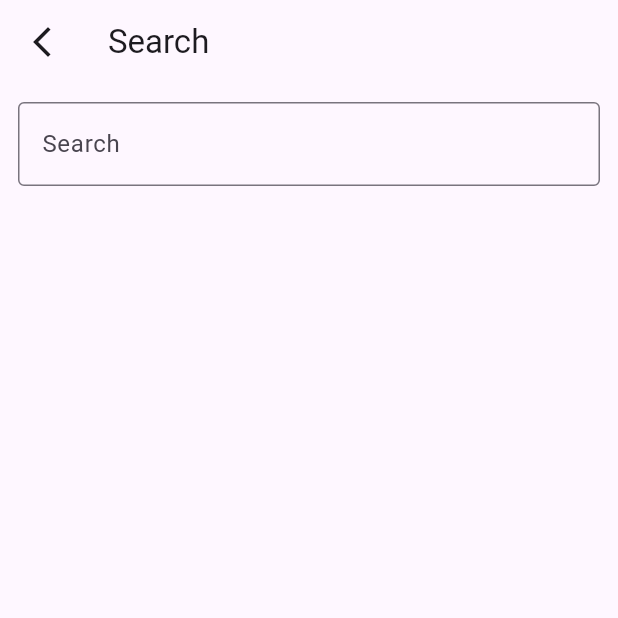
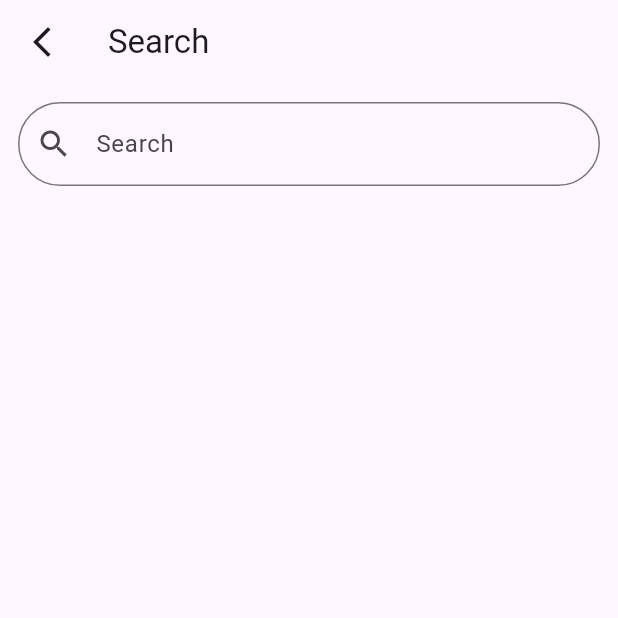
Before and after one commit to Vedpatel28/quotes_app, a Flutter app: the screen it shows after launch, after a tap on the "search" icon, on a phone screen of 412 x 824 dp, the top half of it. Run offline on Flutter 3.47's test engine with Material 2 defaults, Android fonts, the phone set to English and light mode, and no system bars; our stand-ins replace animated_splash_screen, get, get_storage, google_fonts, sqflite; missing offline and left inert: share_extend; accounts and stored records are empty; network calls fail; Roboto replaces fonts that are missing (Federo).

Commit message:
| VP | 07/09/2023 | Changes Completed...

```diff
--- a/lib/helper/api_helper_class.dart
+++ b/lib/helper/api_helper_class.dart
@@ -1,6 +1,7 @@
 // ignore_for_file: depend_on_referenced_packages
 
 import 'dart:convert';
+import 'dart:developer';
 import 'package:get/get.dart';
 import 'package:http/http.dart' as http;
 import 'package:quotes_app/controller/api_controller.dart';
@@ -21,7 +22,11 @@ class ApiHelper {
     http.Response res = await http.get(Uri.parse(api),
         headers: {'x-Api-Key': 'DjwHGf1zjhpHli2jwHHMuA==Z5kZFPiDVsrURbCx'});
 
+
+      log("Response : ${res.statusCode}");
+
     if (res.statusCode == 200) {
+      log("$res");
       List quotes = jsonDecode(res.body);
       allQuotes = quotes.map((e) => ApiModal.fromApi(data: e)).toList();
       return allQuotes;
--- a/lib/views/screens/home_page.dart
+++ b/lib/views/screens/home_page.dart
@@ -22,9 +22,7 @@ class HomePage extends StatefulWidget {
 class _HomePageState extends State<HomePage> with TickerProviderStateMixin {
   ApiController apiController = Get.put(ApiController());
 
-  final FavoritesController _favoritesController = Get.put(
-    FavoritesController(),
-  );
+  final FavoritesController _favoritesController = Get.put(FavoritesController(),);
 
   final QuotesController _quotesController = Get.put(QuotesController());
 
@@ -59,9 +57,18 @@ class _HomePageState extends State<HomePage> with TickerProviderStateMixin {
       extendBodyBehindAppBar: true,
       appBar: AppBar(
         backgroundColor: Colors.transparent,
-        centerTitle: true,
+        title: Hero(
+          tag: 'E',
+          transitionOnUserGestures: true,
+          child: Text(
+            "MOTIVATION",
+            style: GoogleFonts.federo(),
+          ),
+        ),
         actions: [
-          IconButton(
+          Hero(
+            tag: 's',
+            child: IconButton(
               onPressed: () {
                 Get.toNamed('/SearchPage');
               },
@@ -69,13 +76,17 @@ class _HomePageState extends State<HomePage> with TickerProviderStateMixin {
                 Icons.search,
               ),
             ),
-          IconButton(
+          ),
+          Hero(
+            tag: 'f',
+            child: IconButton(
               onPressed: () {
                 _favoritesController.getAllFavoritesQuotes;
                 Get.toNamed('/FavoritesPage');
               },
               icon: const Icon(
                 Icons.favorite_border_outlined,
+              ),
             ),
           ),
         ],
@@ -85,27 +96,9 @@ class _HomePageState extends State<HomePage> with TickerProviderStateMixin {
         child: Stack(
           children: [
             Transform.translate(
-              offset: const Offset(150, 0),
+              offset: const Offset(0, 110),
               child: AlignTransition(
                 alignment: position,
-                child: AnimatedContainer(
-                  height: 180,
-                  width: 200,
-                  curve: Curves.easeInOutQuad,
-                  duration: const Duration(seconds: 1),
-                  decoration: const BoxDecoration(
-                    // color: const Color(0xFF414C6B),
-                    image: DecorationImage(
-                      image: AssetImage("assets/bg_gif_image/giphy.gif"),
-                      fit: BoxFit.contain,
-                    ),
-                    shape: BoxShape.circle,
-                  ),
-                ),
-              ),
-            ),
-            Transform.translate(
-              offset: const Offset(0, 110),
                 child: Container(
                   height: s.height * 0.82,
                   margin: const EdgeInsets.all(6),
@@ -123,7 +116,7 @@ class _HomePageState extends State<HomePage> with TickerProviderStateMixin {
                               return GestureDetector(
                                 onTap: () {
                                   DBHelper.dbHelper.insertQuotes(
-                                  quotes: allQuotes.quote,
+                                    quotes: allQuotes.quotes,
                                     category: allQuotes.category,
                                     author: allQuotes.author,
                                   );
@@ -134,6 +127,8 @@ class _HomePageState extends State<HomePage> with TickerProviderStateMixin {
                                     arguments: allQuotes,
                                   );
                                 },
+                                child: Hero(
+                                  tag: 'd',
                                   child: Container(
                                     padding: const EdgeInsets.all(18),
                                     margin: const EdgeInsets.all(4),
@@ -157,7 +152,7 @@ class _HomePageState extends State<HomePage> with TickerProviderStateMixin {
                                           ),
                                         ),
                                         Text(
-                                      allQuotes.quote,
+                                          allQuotes.quotes,
                                           style: GoogleFonts.quattrocento(
                                             fontSize: 20,
                                             fontWeight: FontWeight.bold,
@@ -174,6 +169,7 @@ class _HomePageState extends State<HomePage> with TickerProviderStateMixin {
                                           ),
                                         ),
                                       ],
+                                    ),
                                   ),
                                 ),
                               );
@@ -194,6 +190,7 @@ class _HomePageState extends State<HomePage> with TickerProviderStateMixin {
                   ),
                 ),
               ),
+            ),
           ],
         ),
       ),
--- a/lib/views/screens/search_page.dart
+++ b/lib/views/screens/search_page.dart
@@ -1,7 +1,9 @@
 import 'package:flutter/material.dart';
 import 'package:get/get.dart';
 import 'package:google_fonts/google_fonts.dart';
+import 'package:quotes_app/controller/quotes_Controller.dart';
 import 'package:quotes_app/controller/search_controller.dart';
+import 'package:quotes_app/helper/db_helper_class.dart';
 import 'package:quotes_app/modals/quotes_modals.dart';
 import 'package:quotes_app/utils/image_utils.dart';
 
@@ -9,6 +11,7 @@ class SearchPage extends StatelessWidget {
   SearchPage({super.key});
 
   final MySearchController _searchController = Get.put(MySearchController());
+  final QuotesController _quotesController = Get.find();
 
   @override
   Widget build(BuildContext context) {
@@ -22,9 +25,12 @@ class SearchPage extends StatelessWidget {
             Icons.arrow_back_ios_new_outlined,
           ),
         ),
-        title: Text(
+        title: Hero(
+          tag: 's',
+          child: Text(
             "Search",
             style: GoogleFonts.federo(),
+          ),
         ),
       ),
       body: Padding(
@@ -38,17 +44,41 @@ class SearchPage extends StatelessWidget {
                 );
               },
               decoration: const InputDecoration(
-                border: OutlineInputBorder(),
+                border: OutlineInputBorder(
+                  gapPadding: 5,
+                  borderRadius: BorderRadius.all(
+                    Radius.circular(30),
+                  ),
+                ),
+                prefixIcon: Icon(
+                  Icons.search,
+                ),
                 hintText: "Search",
               ),
             ),
+            const SizedBox(height: 10),
             Expanded(
               child: Obx(() => ListView.builder(
                     itemCount: _searchController.search.value.length,
                     itemBuilder: (context, index) {
-                      QuotesModals quotes = _searchController.search.value[index];
+                      QuotesModals quotes =
+                          _searchController.search.value[index];
                       return _searchController.search.value.isNotEmpty
-                          ? Container(
+                          ? GestureDetector(
+                              onTap: () {
+                                DBHelper.dbHelper.insertQuotes(
+                                  quotes: quotes.quotes,
+                                  category: quotes.category,
+                                  author: quotes.author,
+                                );
+                                _quotesController.getAllHistoryQuotes;
+
+                                Get.toNamed(
+                                  "/DetailPage",
+                                  arguments: quotes,
+                                );
+                              },
+                              child: Container(
                                 width: double.infinity,
                                 margin: const EdgeInsets.all(8),
                                 padding: const EdgeInsets.all(30),
@@ -56,7 +86,7 @@ class SearchPage extends StatelessWidget {
                                   borderRadius: BorderRadius.circular(28),
                                   image: DecorationImage(
                                     image: AssetImage(
-                                    "${bgImagePath}blurred background.jpg",
+                                      "${bgImagePath}pngtree backdrops.jpg",
                                     ),
                                     fit: BoxFit.fill,
                                   ),
@@ -66,13 +96,15 @@ class SearchPage extends StatelessWidget {
                                   style: GoogleFonts.federo(
                                     fontSize: 22,
                                     color: Colors.black,
-                                  fontWeight: FontWeight.bold,
+                                  ),
                                 ),
                               ),
                             )
-                          : Text(
+                          : Center(
+                              child: Text(
                                 "Not Fund Data",
-                              style: GoogleFonts.modernAntiqua(fontSize: 22),
+                                style: GoogleFonts.modernAntiqua(),
+                              ),
                             );
                     },
                   )),
--- a/lib/views/screens/splash_screens.dart
+++ b/lib/views/screens/splash_screens.dart
@@ -4,9 +4,14 @@ import 'package:google_fonts/google_fonts.dart';
 import 'package:quotes_app/helper/splash_screens_helper.dart';
 import 'package:quotes_app/views/screens/home_page.dart';
 
-class SplashScreens extends StatelessWidget {
+class SplashScreens extends StatefulWidget {
   const SplashScreens({super.key});
 
+  @override
+  State<SplashScreens> createState() => _SplashScreensState();
+}
+
+class _SplashScreensState extends State<SplashScreens> {
   @override
   Widget build(BuildContext context) {
     SplashScreenHelper.splashscreenHelper.doneFirst();
@@ -23,25 +28,38 @@ class SplashScreens extends StatelessWidget {
               const SizedBox(height: 200),
               SizedBox(
                 height: 200,
+                child: Hero(
+                  tag: 'E',
                   child: AnimatedSplashScreen(
-                  backgroundColor: const Color(0xFFf9fcf7),
+                    animationDuration: const Duration(
+                      seconds: 1,
+                    ),
+                    // backgroundColor: Colors.black87,
                     splash: Transform.scale(
                       scale: 2,
                       child: Image.asset(
-                      "assets/bg_gif_image/hello.gif",
+                        "assets/bg_gif_image/Strong Quote.gif",
                       ),
                     ),
+                    curve: Curves.bounceInOut,
                     nextScreen: const HomePage(),
-                  duration: 3000,
+                    duration: 4000,
                   ),
                 ),
-              Text(
+              ),
+              SizedBox(
+                height: 200,
+                child: Hero(
+                  tag: 'f',
+                  child: Text(
                     "Welcome To Quotes App",
                     style: GoogleFonts.adventPro(
-                  textStyle: TextStyle(
+                      textStyle: const TextStyle(
                         fontSize: 25,
-                    fontWeight: FontWeight.bold,
-                    color: Colors.blue.shade400,
+                        fontWeight: FontWeight.w800,
+                        color: Colors.black,
+                      ),
+                    ),
                   ),
                 ),
               ),
@@ -49,7 +67,6 @@ class SplashScreens extends StatelessWidget {
           ),
         ),
       ),
-      backgroundColor: const Color(0xFFf9fcf7),
     );
   }
 }
```
Also changed, not shown: lib/modals/api_modal.dart (+11 -10 lines), lib/views/screens/detail_page.dart (+15 -8 lines), lib/views/screens/favorites_page.dart (+20 -12 lines), lib/views/screens/history_page.dart (+23 -16 lines), assets/bg_gif_image/Strong Quote.gif (added). Lines whose indentation alone changed are shown as unchanged.
